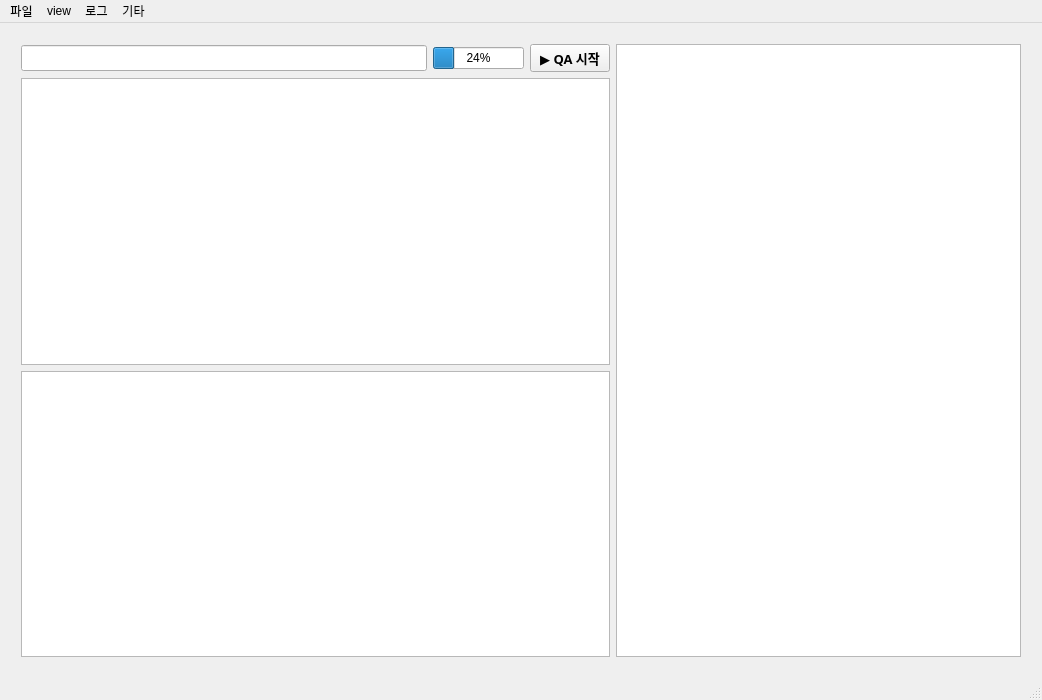
The window that QA_UI/QA_UI_semi_final/qa_first.ui (project-gameQA/ai-automation) describes before a commit, drawn with Qt 5.
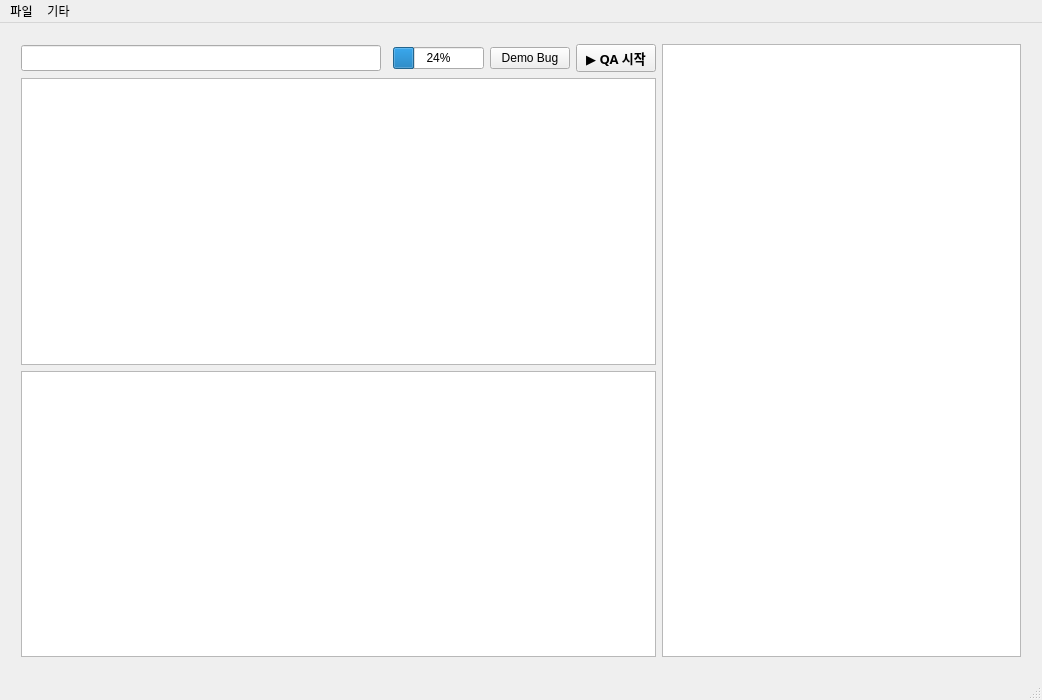
The same window after the commit. The open tabs and pages were chosen to show the change.

Commit message: 1. 보험용 에러코드(hang, crash를 일으킴) 삽입. demo_bug가 그 역할 해주는 큐쓰레드임(문제:근데 ai쪽에서 이걸 못잡음) 2. 1번은 ui에서 qa시작 옆에있는 데모버그 버튼 누르면 동작. 에러데이터로 잘되면 빠질 예정.

What changed in the file:
```diff
--- a/QA_UI/QA_UI_semi_final/qa_first.ui
+++ b/QA_UI/QA_UI_semi_final/qa_first.ui
@@ -784,6 +784,74 @@
 }</string>
        </property>
        <layout class="QGridLayout" name="gridLayout_2">
+        <item row="1" column="0" colspan="5">
+         <widget class="QTextBrowser" name="allLog">
+          <property name="maximumSize">
+           <size>
+            <width>16777215</width>
+            <height>16777215</height>
+           </size>
+          </property>
+          <property name="font">
+           <font>
+            <family>Pretendard Variable Light</family>
+            <pointsize>12</pointsize>
+            <italic>false</italic>
+            <bold>false</bold>
+           </font>
+          </property>
+          <property name="styleSheet">
+           <string notr="true"/>
+          </property>
+          <property name="html">
+           <string>&lt;!DOCTYPE HTML PUBLIC &quot;-//W3C//DTD HTML 4.0//EN&quot; &quot;http://www.w3.org/TR/REC-html40/strict.dtd&quot;&gt;
+&lt;html&gt;&lt;head&gt;&lt;meta name=&quot;qrichtext&quot; content=&quot;1&quot; /&gt;&lt;meta charset=&quot;utf-8&quot; /&gt;&lt;style type=&quot;text/css&quot;&gt;
+p, li { white-space: pre-wrap; }
+hr { height: 1px; border-width: 0; }
+li.unchecked::marker { content: &quot;\2610&quot;; }
+li.checked::marker { content: &quot;\2612&quot;; }
+&lt;/style&gt;&lt;/head&gt;&lt;body style=&quot; font-family:'Pretendard Variable Light'; font-size:12pt; font-weight:300; font-style:normal;&quot;&gt;
+&lt;p style=&quot;-qt-paragraph-type:empty; margin-top:0px; margin-bottom:0px; margin-left:0px; margin-right:0px; -qt-block-indent:0; text-indent:0px; font-size:10pt;&quot;&gt;&lt;br /&gt;&lt;/p&gt;&lt;/body&gt;&lt;/html&gt;</string>
+          </property>
+         </widget>
+        </item>
+        <item row="2" column="0" colspan="5">
+         <widget class="QListWidget" name="errorReportHistory">
+          <property name="maximumSize">
+           <size>
+            <width>16777215</width>
+            <height>16777215</height>
+           </size>
+          </property>
+          <property name="styleSheet">
+           <string notr="true"/>
+          </property>
+         </widget>
+        </item>
+        <item row="0" column="4">
+         <widget class="QPushButton" name="btnStartQA">
+          <property name="sizePolicy">
+           <sizepolicy hsizetype="Preferred" vsizetype="Preferred">
+            <horstretch>0</horstretch>
+            <verstretch>0</verstretch>
+           </sizepolicy>
+          </property>
+          <property name="font">
+           <font>
+            <family>Pretendard Variable SemiBold</family>
+            <pointsize>10</pointsize>
+            <italic>false</italic>
+            <bold>true</bold>
+           </font>
+          </property>
+          <property name="styleSheet">
+           <string notr="true"/>
+          </property>
+          <property name="text">
+           <string>▶ QA 시작</string>
+          </property>
+         </widget>
+        </item>
         <item row="0" column="0">
          <widget class="QLineEdit" name="filesRoute">
           <property name="minimumSize">
@@ -811,98 +879,7 @@
           </property>
          </widget>
         </item>
-        <item row="0" column="3" rowspan="3">
-         <widget class="QTextBrowser" name="errorReport">
-          <property name="maximumSize">
-           <size>
-            <width>16777215</width>
-            <height>16777215</height>
-           </size>
-          </property>
-          <property name="styleSheet">
-           <string notr="true"/>
-          </property>
-          <property name="html">
-           <string>&lt;!DOCTYPE HTML PUBLIC &quot;-//W3C//DTD HTML 4.0//EN&quot; &quot;http://www.w3.org/TR/REC-html40/strict.dtd&quot;&gt;
-&lt;html&gt;&lt;head&gt;&lt;meta name=&quot;qrichtext&quot; content=&quot;1&quot; /&gt;&lt;meta charset=&quot;utf-8&quot; /&gt;&lt;style type=&quot;text/css&quot;&gt;
-p, li { white-space: pre-wrap; }
-hr { height: 1px; border-width: 0; }
-li.unchecked::marker { content: &quot;\2610&quot;; }
-li.checked::marker { content: &quot;\2612&quot;; }
-&lt;/style&gt;&lt;/head&gt;&lt;body style=&quot; font-family:'Pretendard Variable Light'; font-size:12pt; font-weight:300; font-style:normal;&quot;&gt;
-&lt;p style=&quot;-qt-paragraph-type:empty; margin-top:0px; margin-bottom:0px; margin-left:0px; margin-right:0px; -qt-block-indent:0; text-indent:0px; font-size:10pt;&quot;&gt;&lt;br /&gt;&lt;/p&gt;&lt;/body&gt;&lt;/html&gt;</string>
-          </property>
-         </widget>
-        </item>
         <item row="0" column="2">
-         <widget class="QPushButton" name="btnStartQA">
-          <property name="sizePolicy">
-           <sizepolicy hsizetype="Preferred" vsizetype="Preferred">
-            <horstretch>0</horstretch>
-            <verstretch>0</verstretch>
-           </sizepolicy>
-          </property>
-          <property name="font">
-           <font>
-            <family>Pretendard Variable SemiBold</family>
-            <pointsize>10</pointsize>
-            <italic>false</italic>
-            <bold>true</bold>
-           </font>
-          </property>
-          <property name="styleSheet">
-           <string notr="true"/>
-          </property>
-          <property name="text">
-           <string>▶ QA 시작</string>
-          </property>
-         </widget>
-        </item>
-        <item row="2" column="0" colspan="3">
-         <widget class="QListWidget" name="errorReportHistory">
-          <property name="maximumSize">
-           <size>
-            <width>16777215</width>
-            <height>16777215</height>
-           </size>
-          </property>
-          <property name="styleSheet">
-           <string notr="true"/>
-          </property>
-         </widget>
-        </item>
-        <item row="1" column="0" colspan="3">
-         <widget class="QTextBrowser" name="allLog">
-          <property name="maximumSize">
-           <size>
-            <width>16777215</width>
-            <height>16777215</height>
-           </size>
-          </property>
-          <property name="font">
-           <font>
-            <family>Pretendard Variable Light</family>
-            <pointsize>12</pointsize>
-            <italic>false</italic>
-            <bold>false</bold>
-           </font>
-          </property>
-          <property name="styleSheet">
-           <string notr="true"/>
-          </property>
-          <property name="html">
-           <string>&lt;!DOCTYPE HTML PUBLIC &quot;-//W3C//DTD HTML 4.0//EN&quot; &quot;http://www.w3.org/TR/REC-html40/strict.dtd&quot;&gt;
-&lt;html&gt;&lt;head&gt;&lt;meta name=&quot;qrichtext&quot; content=&quot;1&quot; /&gt;&lt;meta charset=&quot;utf-8&quot; /&gt;&lt;style type=&quot;text/css&quot;&gt;
-p, li { white-space: pre-wrap; }
-hr { height: 1px; border-width: 0; }
-li.unchecked::marker { content: &quot;\2610&quot;; }
-li.checked::marker { content: &quot;\2612&quot;; }
-&lt;/style&gt;&lt;/head&gt;&lt;body style=&quot; font-family:'Pretendard Variable Light'; font-size:12pt; font-weight:300; font-style:normal;&quot;&gt;
-&lt;p style=&quot;-qt-paragraph-type:empty; margin-top:0px; margin-bottom:0px; margin-left:0px; margin-right:0px; -qt-block-indent:0; text-indent:0px; font-size:10pt;&quot;&gt;&lt;br /&gt;&lt;/p&gt;&lt;/body&gt;&lt;/html&gt;</string>
-          </property>
-         </widget>
-        </item>
-        <item row="0" column="1">
          <widget class="QProgressBar" name="progressBar">
           <property name="sizePolicy">
            <sizepolicy hsizetype="Preferred" vsizetype="Fixed">
@@ -915,6 +892,36 @@
           </property>
          </widget>
         </item>
+        <item row="0" column="5" rowspan="3">
+         <widget class="QTextBrowser" name="errorReport">
+          <property name="maximumSize">
+           <size>
+            <width>16777215</width>
+            <height>16777215</height>
+           </size>
+          </property>
+          <property name="styleSheet">
+           <string notr="true"/>
+          </property>
+          <property name="html">
+           <string>&lt;!DOCTYPE HTML PUBLIC &quot;-//W3C//DTD HTML 4.0//EN&quot; &quot;http://www.w3.org/TR/REC-html40/strict.dtd&quot;&gt;
+&lt;html&gt;&lt;head&gt;&lt;meta name=&quot;qrichtext&quot; content=&quot;1&quot; /&gt;&lt;meta charset=&quot;utf-8&quot; /&gt;&lt;style type=&quot;text/css&quot;&gt;
+p, li { white-space: pre-wrap; }
+hr { height: 1px; border-width: 0; }
+li.unchecked::marker { content: &quot;\2610&quot;; }
+li.checked::marker { content: &quot;\2612&quot;; }
+&lt;/style&gt;&lt;/head&gt;&lt;body style=&quot; font-family:'Pretendard Variable Light'; font-size:12pt; font-weight:300; font-style:normal;&quot;&gt;
+&lt;p style=&quot;-qt-paragraph-type:empty; margin-top:0px; margin-bottom:0px; margin-left:0px; margin-right:0px; -qt-block-indent:0; text-indent:0px; font-size:10pt;&quot;&gt;&lt;br /&gt;&lt;/p&gt;&lt;/body&gt;&lt;/html&gt;</string>
+          </property>
+         </widget>
+        </item>
+        <item row="0" column="3">
+         <widget class="QPushButton" name="btnDemoBug">
+          <property name="text">
+           <string>Demo Bug</string>
+          </property>
+         </widget>
+        </item>
        </layout>
       </widget>
      </widget>
@@ -941,22 +948,6 @@
     <addaction name="actionclose"/>
     <addaction name="actionexport"/>
    </widget>
-   <widget class="QMenu" name="menu_2">
-    <property name="title">
-     <string>로그</string>
-    </property>
-    <addaction name="actionlog_kakuninn"/>
-    <addaction name="actionerror_plus"/>
-   </widget>
-   <widget class="QMenu" name="menuview">
-    <property name="title">
-     <string>view</string>
-    </property>
-    <addaction name="actionall_log"/>
-    <addaction name="actionsaishin_error_log"/>
-    <addaction name="actiongenzai_log"/>
-    <addaction name="actionscreen_shot"/>
-   </widget>
    <widget class="QMenu" name="menu_3">
     <property name="title">
      <string>기타</string>
@@ -964,8 +955,6 @@
     <addaction name="actionFind"/>
    </widget>
    <addaction name="menu"/>
-   <addaction name="menuview"/>
-   <addaction name="menu_2"/>
    <addaction name="menu_3"/>
   </widget>
   <widget class="QStatusBar" name="statusbar"/>
```
Left out of the diff: 151 changed lines with no effect on the pictures. The commit also changes 10 other files.
